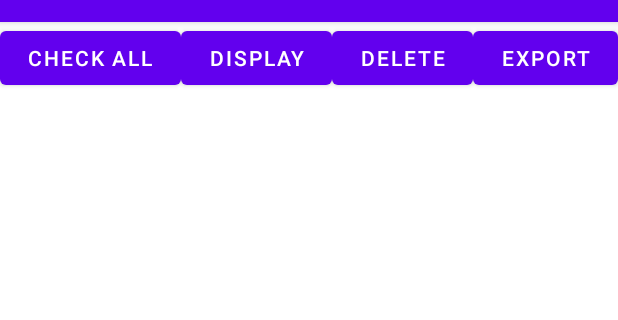
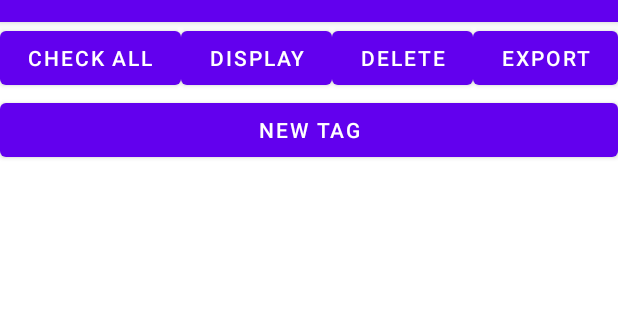
Before and after one commit to scalla1/MobileAppFinalProject, an Android app: the screen it shows after launch (MainActivity), on a phone screen of 412 x 824 dp, the part 62-382 px from its top. Run offline under Robolectric (Android 15) with nearby library versions, the phone set to English and light mode, and no system bars; our stand-ins replace Room's generated code.

Commit message:
all working baby

```diff
--- a/GeoTagging/app/src/main/java/com/mobilapp/geotagging/EditFragment.java
+++ b/GeoTagging/app/src/main/java/com/mobilapp/geotagging/EditFragment.java
@@ -76,10 +76,7 @@ public class EditFragment extends Fragment {
         binding = FragmentEditBinding.inflate(getLayoutInflater());
         View view = binding.getRoot();
 
-        //id  = EditFragmentArgs.fromBundle(requireArguments()).getTagID();
-
-        id = 1;
-
+        id  = EditFragmentArgs.fromBundle(requireArguments()).getTagID();
 
         // make database (might have to pass between fragments)
         AppDatabase db = Room.databaseBuilder(getActivity().getApplicationContext(), AppDatabase.class, "database1").allowMainThreadQueries().build();
--- a/GeoTagging/app/src/main/java/com/mobilapp/geotagging/ExportFragment.java
+++ b/GeoTagging/app/src/main/java/com/mobilapp/geotagging/ExportFragment.java
@@ -4,6 +4,7 @@ import android.content.Context;
 import android.os.Bundle;
 
 import androidx.fragment.app.Fragment;
+import androidx.navigation.Navigation;
 import androidx.navigation.fragment.NavHostFragment;
 import androidx.room.Room;
 
@@ -183,6 +184,13 @@ public class ExportFragment extends Fragment {
 
         });
 
+        binding.newTag.setOnClickListener(new View.OnClickListener() {
+            @Override
+            public void onClick(View v) {
+                Navigation.findNavController(view).navigate(R.id.action_exportFragment_to_findAddressFragment);
+            }
+        });
+
         return view;
     }
 
--- a/GeoTagging/app/src/main/java/com/mobilapp/geotagging/FindAddressFragment.java
+++ b/GeoTagging/app/src/main/java/com/mobilapp/geotagging/FindAddressFragment.java
@@ -163,7 +163,7 @@ public class FindAddressFragment extends Fragment {
             public void onClick(View v) {
                 String nameLocation = binding.editName.getText().toString();
                 String longitude = binding.editLongitude.getText().toString();
-                String latitude = binding.editLongitude.getText().toString();
+                String latitude = binding.editLatitude.getText().toString();
                 // Fix conditonal lol
                 if (nameLocation.equals("")  || longitude.equals("") || latitude.equals("")) {
                     Toast.makeText(binding.getRoot().getContext(), "Please fill in all fields.", Toast.LENGTH_SHORT).show();
--- a/GeoTagging/app/src/main/res/layout/fragment_export.xml
+++ b/GeoTagging/app/src/main/res/layout/fragment_export.xml
@@ -40,6 +40,20 @@
             android:text="Export" />
     </LinearLayout>
 
+
+    <LinearLayout
+        android:layout_width="match_parent"
+        android:layout_height="wrap_content"
+        android:orientation="horizontal">
+        <Button
+            android:id="@+id/new_tag"
+            android:layout_width="wrap_content"
+            android:layout_height="wrap_content"
+            android:layout_weight="1"
+            android:text="@string/newTag" />
+
+    </LinearLayout>
+
     <ScrollView
         android:layout_width="match_parent"
         android:layout_height="match_parent">
--- a/GeoTagging/app/src/main/res/values/strings.xml
+++ b/GeoTagging/app/src/main/res/values/strings.xml
@@ -14,5 +14,6 @@
     <string name="edit">Edit</string>
     <string name="backToSelect">Back</string>
     <string name="toMap">View on Map</string>
+    <string name="newTag">New Tag</string>
     <string name="export_filepath">data/data/com.mobilapp.geotagging/export.csv</string>
 </resources>
```
